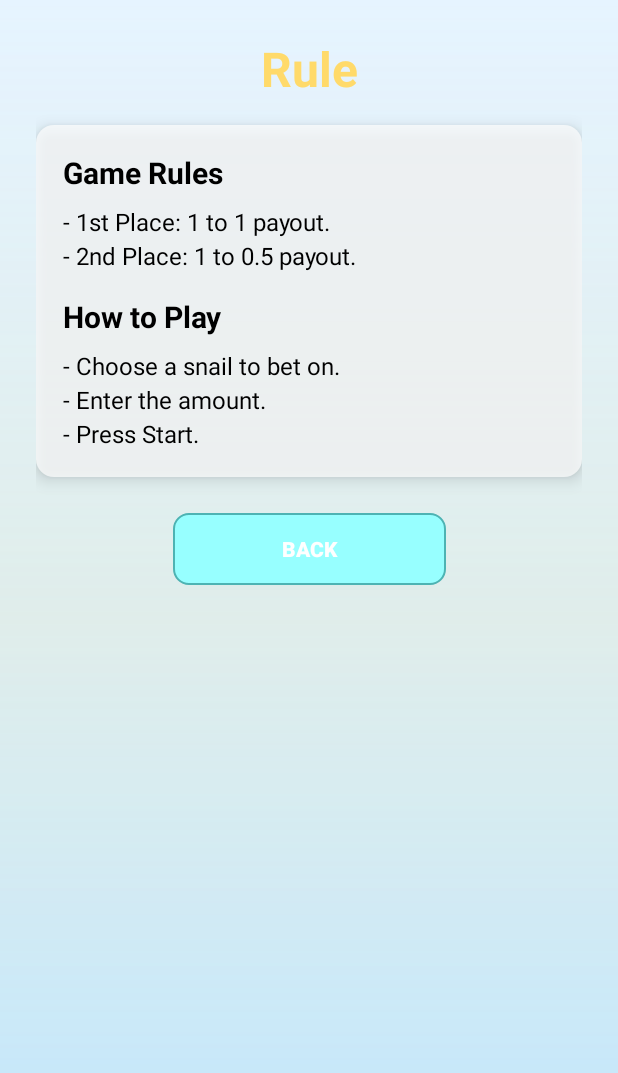
After one commit to anhtu2808/Turbo88, an Android app: the UserManualActivity screen opened directly, with no data from a screen before it, on a phone screen of 412 x 824 dp. The commit adds this screen. Shown: the top 1073 px of the screen. Run offline under Robolectric (Android 15) with nearby library versions, the phone set to English and light mode, and no system bars.

Commit message:
Add user manual

```diff
--- a/app/src/main/AndroidManifest.xml
+++ b/app/src/main/AndroidManifest.xml
@@ -65,6 +65,9 @@
         <activity
             android:name=".ui.TermsOfServiceActivity"
             android:exported="false" />
+        <activity
+            android:name=".UserManualActivity"
+            android:exported="false" />
 
     </application>
 
--- /dev/null
+++ b/app/src/main/java/com/anhtu/turbo88/UserManualActivity.java
@@ -0,0 +1,24 @@
+package com.anhtu.turbo88;
+
+import android.os.Bundle;
+import android.view.View;
+import android.widget.Button;
+
+import androidx.appcompat.app.AppCompatActivity;
+
+public class UserManualActivity extends AppCompatActivity {
+
+    @Override
+    protected void onCreate(Bundle savedInstanceState) {
+        super.onCreate(savedInstanceState);
+        setContentView(R.layout.activity_user_manual);
+
+        Button btnBack = findViewById(R.id.btnBack);
+        btnBack.setOnClickListener(new View.OnClickListener() {
+            @Override
+            public void onClick(View v) {
+                finish();
+            }
+        });
+    }
+}
--- a/app/src/main/java/com/anhtu/turbo88/ui/MenuActivity.java
+++ b/app/src/main/java/com/anhtu/turbo88/ui/MenuActivity.java
@@ -8,6 +8,7 @@ import android.widget.TextView;
 import androidx.appcompat.app.AppCompatActivity;
 
 import com.anhtu.turbo88.R;
+import com.anhtu.turbo88.UserManualActivity;
 import com.anhtu.turbo88.data.AppDatabase;
 import com.anhtu.turbo88.data.dao.UserDao;
 import com.anhtu.turbo88.util.SessionManager;
@@ -15,7 +16,7 @@ import com.anhtu.turbo88.util.SoundManager;
 
 public class MenuActivity extends AppCompatActivity {
     private TextView tvWelcome;
-    private Button btnPlay, btnSettings, btnLogout, btnExit;
+    private Button btnPlay, btnSettings, btnUserManual, btnLogout, btnExit;
 
     private SessionManager session;
     private UserDao userDao;
@@ -29,6 +30,7 @@ public class MenuActivity extends AppCompatActivity {
         tvWelcome = findViewById(R.id.tvWelcome);
         btnPlay = findViewById(R.id.btnPlay);
         btnSettings = findViewById(R.id.btnSettings);
+        btnUserManual = findViewById(R.id.btnUserManual);
         btnLogout = findViewById(R.id.btnLogout);
         btnExit = findViewById(R.id.btnExit);
 
@@ -55,6 +57,10 @@ public class MenuActivity extends AppCompatActivity {
 
         btnSettings.setOnClickListener(v -> {
             startActivity(new Intent(MenuActivity.this, SettingsActivity.class));
+        });
+
+        btnUserManual.setOnClickListener(v -> {
+            startActivity(new Intent(MenuActivity.this, UserManualActivity.class));
         });
 
         btnLogout.setOnClickListener(v -> {
--- a/app/src/main/res/layout/activity_menu.xml
+++ b/app/src/main/res/layout/activity_menu.xml
@@ -74,6 +74,17 @@
                 android:textStyle="bold" />
 
             <androidx.appcompat.widget.AppCompatButton
+                android:id="@+id/btnUserManual"
+                android:layout_width="match_parent"
+                android:layout_height="wrap_content"
+                android:text="Rule"
+                android:layout_marginTop="8dp"
+                android:background="@drawable/btn_secondary"
+                android:backgroundTint="@null"
+                android:textColor="#05396B"
+                android:textStyle="bold" />
+
+            <androidx.appcompat.widget.AppCompatButton
                 android:id="@+id/btnLogout"
                 android:layout_width="match_parent"
                 android:layout_height="wrap_content"
--- /dev/null
+++ b/app/src/main/res/layout/activity_user_manual.xml
@@ -0,0 +1,96 @@
+<?xml version="1.0" encoding="utf-8"?>
+<ScrollView xmlns:android="http://schemas.android.com/apk/res/android"
+    xmlns:app="http://schemas.android.com/apk/res-auto"
+    android:layout_width="match_parent"
+    android:layout_height="match_parent"
+    android:fillViewport="true"
+    android:background="@drawable/background">
+
+    <androidx.constraintlayout.widget.ConstraintLayout
+        android:layout_width="match_parent"
+        android:layout_height="wrap_content"
+        android:padding="24dp">
+
+        <TextView
+            android:id="@+id/tvUserManualTitle"
+            android:layout_width="0dp"
+            android:layout_height="wrap_content"
+            android:text="Rule"
+            android:textSize="32sp"
+            android:textStyle="bold"
+            android:textColor="#FFDA6A"
+            android:gravity="center"
+            app:layout_constraintTop_toTopOf="parent"
+            app:layout_constraintStart_toStartOf="parent"
+            app:layout_constraintEnd_toEndOf="parent" />
+
+        <LinearLayout
+            android:id="@+id/panel_manual"
+            android:orientation="vertical"
+            android:layout_width="0dp"
+            android:layout_height="wrap_content"
+            android:background="@drawable/panel_bg"
+            android:padding="18dp"
+            android:layout_marginTop="16dp"
+            app:layout_constraintTop_toBottomOf="@id/tvUserManualTitle"
+            app:layout_constraintStart_toStartOf="parent"
+            app:layout_constraintEnd_toEndOf="parent"
+            android:elevation="6dp">
+
+            <TextView
+                android:id="@+id/tvGameRulesTitle"
+                android:layout_width="wrap_content"
+                android:layout_height="wrap_content"
+                android:text="Game Rules"
+                android:textColor="#000000"
+                android:textSize="20sp"
+                android:textStyle="bold"
+                android:layout_marginBottom="8dp"/>
+
+            <TextView
+                android:id="@+id/tvGameRules"
+                android:layout_width="match_parent"
+                android:layout_height="wrap_content"
+                android:text="- 1st Place: 1 to 1 payout.\n- 2nd Place: 1 to 0.5 payout."
+                android:textColor="#000000"
+                android:textSize="16sp"
+                android:lineSpacingMultiplier="1.2"/>
+
+            <TextView
+                android:id="@+id/tvHowToPlayTitle"
+                android:layout_width="wrap_content"
+                android:layout_height="wrap_content"
+                android:text="How to Play"
+                android:textColor="#000000"
+                android:textSize="20sp"
+                android:textStyle="bold"
+                android:layout_marginTop="16dp"
+                android:layout_marginBottom="8dp"/>
+
+            <TextView
+                android:id="@+id/tvHowToPlay"
+                android:layout_width="match_parent"
+                android:layout_height="wrap_content"
+                android:text="- Choose a snail to bet on.\n- Enter the amount.\n- Press Start."
+                android:textColor="#000000"
+                android:textSize="16sp"
+                android:lineSpacingMultiplier="1.2"/>
+
+        </LinearLayout>
+
+        <androidx.appcompat.widget.AppCompatButton
+            android:id="@+id/btnBack"
+            android:layout_width="0dp"
+            android:layout_height="48dp"
+            android:text="Back"
+            android:layout_marginTop="24dp"
+            android:background="@drawable/btn_secondary"
+            android:textColor="#FFFFFF"
+            android:textStyle="bold"
+            app:layout_constraintTop_toBottomOf="@id/panel_manual"
+            app:layout_constraintStart_toStartOf="parent"
+            app:layout_constraintEnd_toEndOf="parent"
+            app:layout_constraintWidth_percent="0.5"/>
+
+    </androidx.constraintlayout.widget.ConstraintLayout>
+</ScrollView>
```
